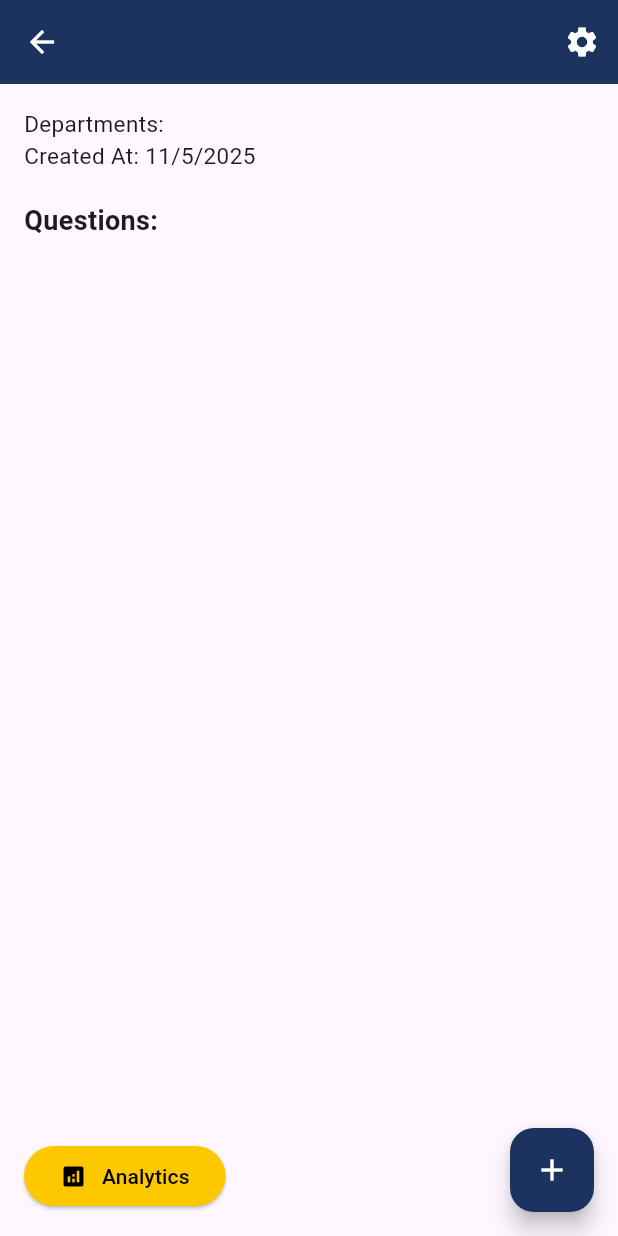
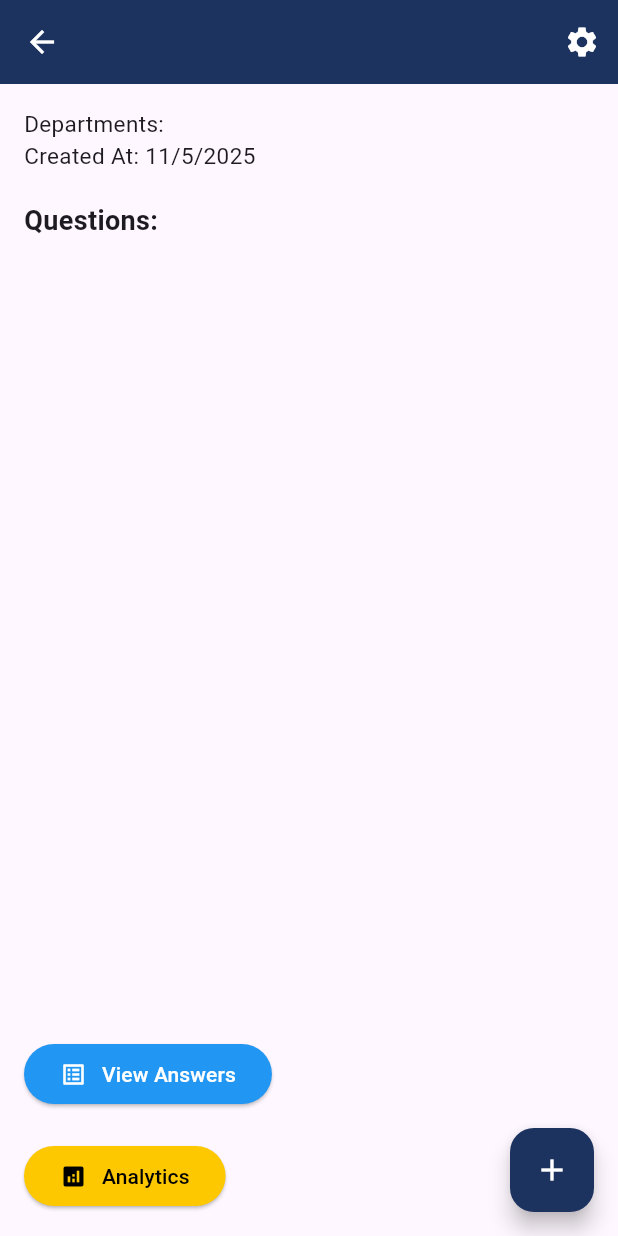
Before and after one commit to Amgooodd/survey-center, a Flutter app: the SurveyDetailsScreen screen opened directly with empty values, on a phone screen of 412 x 824 dp. Run offline on Flutter 3.47's test engine with Material 3 defaults, Android fonts, the phone set to English and light mode, and no system bars; our stand-ins replace cloud_firestore, csv, file_picker, firebase_auth, firebase_core, fl_chart and 3 more; missing offline and left inert: excel, syncfusion_flutter_xlsio; accounts and stored records are empty.

Commit message:
view responses

```diff
--- a/lib/screens/AdminHome/survey_details.dart
+++ b/lib/screens/AdminHome/survey_details.dart
@@ -1,6 +1,7 @@
 import 'package:flutter/material.dart';
 import 'package:cloud_firestore/cloud_firestore.dart';
 import 'package:student_questionnaire/Features/download_excel.dart';
+import 'package:student_questionnaire/screens/AdminHome/answer_view_page.dart';
 import 'surveys_analytics.dart';
 
 class SurveyDetailsScreen extends StatefulWidget {
@@ -536,6 +537,36 @@ class _SurveyDetailsScreenState extends State<SurveyDetailsScreen> {
                     },
                   ),
                 ),
+                  const SizedBox(height: 20),
+
+      Row(
+        mainAxisAlignment: MainAxisAlignment.start,
+        children: [
+          ElevatedButton(
+            onPressed: () {
+              Navigator.push(
+                context,
+                MaterialPageRoute(
+                  builder: (context) => AnswerViewPage(surveyId: widget.survey.id),
+                ),
+              );
+            },
+            style: ElevatedButton.styleFrom(
+              backgroundColor: Colors.blue,
+            ),
+            child: Row(
+              children: const [
+                Icon(Icons.list_alt, color: Colors.white),
+                SizedBox(width: 10),
+                Text(
+                  'View Answers',
+                  style: TextStyle(color: Colors.white),
+                ),
+              ],
+            ),
+          ),
+        ],
+      ),
                 const SizedBox(height: 20),
                 Row(
                   mainAxisAlignment: MainAxisAlignment.start,
```
Also changed, not shown: lib/screens/AdminHome/answer_view_page.dart (added, +112 -0 lines), lib/screens/StudHome/student_home.dart (+10 -1 lines).
